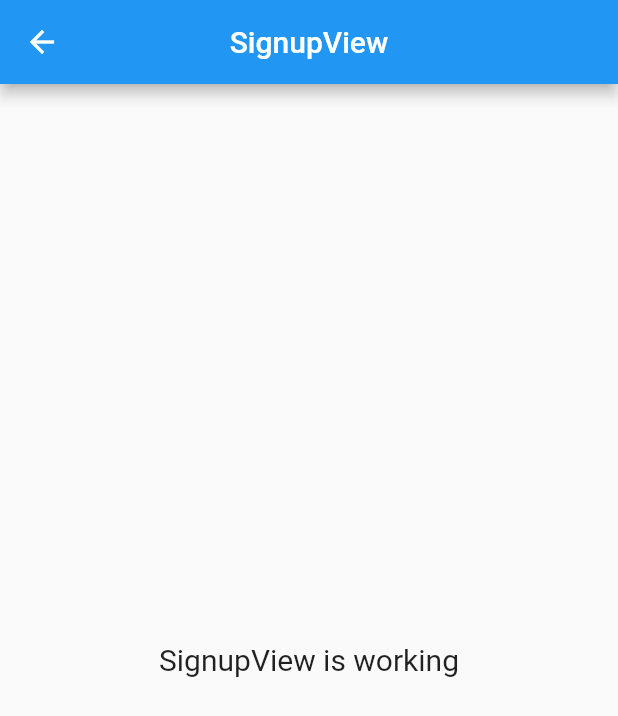
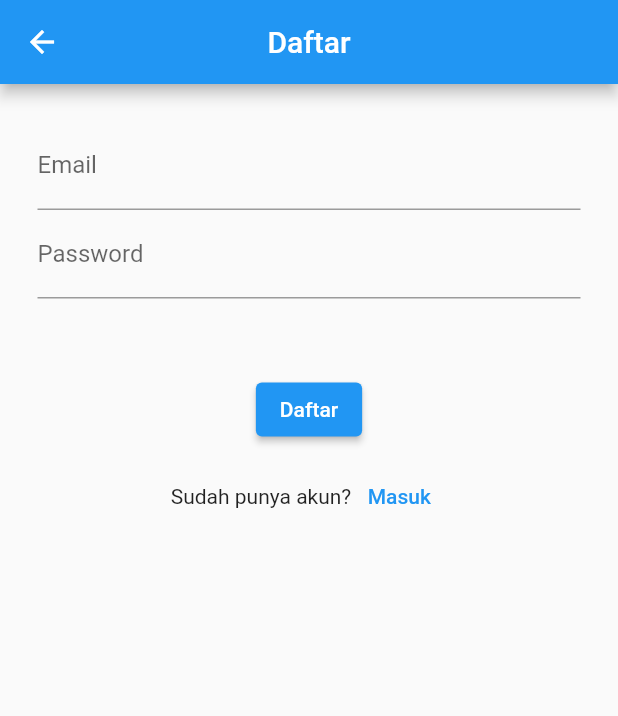
Before and after one commit to restuindrawan/Flutter-Firebase, a Flutter app: the screen it shows after launch, after a tap on "Daftar", on a phone screen of 412 x 824 dp. Shown: the top 716 px of the screen. Run offline on Flutter 3.47's test engine with Material 2 defaults, Android fonts, the phone set to English and light mode, and no system bars; our stand-ins replace firebase_auth, firebase_core, get, google_sign_in; accounts and stored records are empty; network calls fail.

Commit message:
Update signup_view.dart

```diff
--- a/flutter_firebase/lib/app/modules/signup/views/signup_view.dart
+++ b/flutter_firebase/lib/app/modules/signup/views/signup_view.dart
@@ -1,21 +1,52 @@
 import 'package:flutter/material.dart';
+import 'package:flutter_firebase/app/controllers/auth_controller.dart';
+import 'package:flutter_firebase/app/routes/app_pages.dart';
 
 import 'package:get/get.dart';
 
 import '../controllers/signup_controller.dart';
 
 class SignupView extends GetView<SignupController> {
+  final authController = Get.find<AuthController>();
+
   @override
   Widget build(BuildContext context) {
     return Scaffold(
       appBar: AppBar(
-        title: Text('SignupView'),
+        title: Text('Daftar'),
         centerTitle: true,
       ),
-      body: Center(
-        child: Text(
-          'SignupView is working',
-          style: TextStyle(fontSize: 20),
+      body: Padding(
+        padding: const EdgeInsets.all(25),
+        child: Column(
+          children: [
+            TextField(
+              controller: controller.emailController,
+              decoration: InputDecoration(labelText: "Email"),
+            ),
+            TextField(
+              controller: controller.passController,
+              decoration: InputDecoration(labelText: "Password"),
+            ),
+            SizedBox(height: 50),
+            ElevatedButton(
+              onPressed: () => authController.signUp(
+                  controller.emailController.text,
+                  controller.passController.text),
+              child: Text("Daftar"),
+            ),
+            SizedBox(height: 10),
+            Row(
+              mainAxisAlignment: MainAxisAlignment.center,
+              children: [
+                Text("Sudah punya akun?"),
+                TextButton(
+                  onPressed: () => Get.back(),
+                  child: Text("Masuk"),
+                ),
+              ],
+            )
+          ],
         ),
       ),
     );
```
